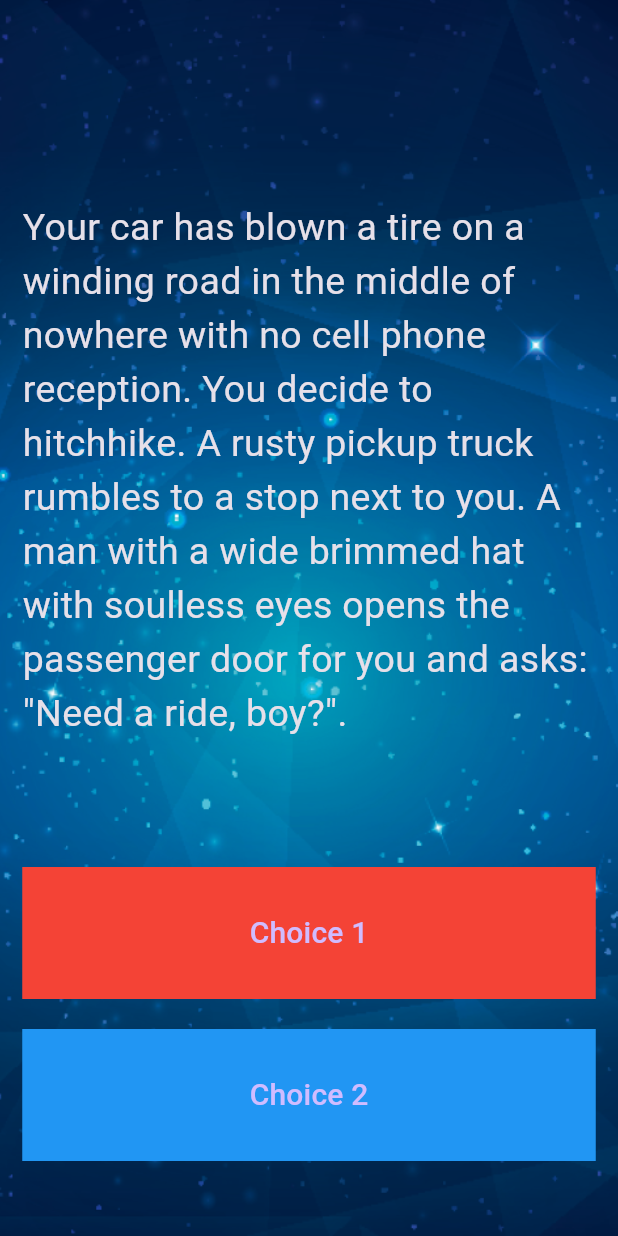
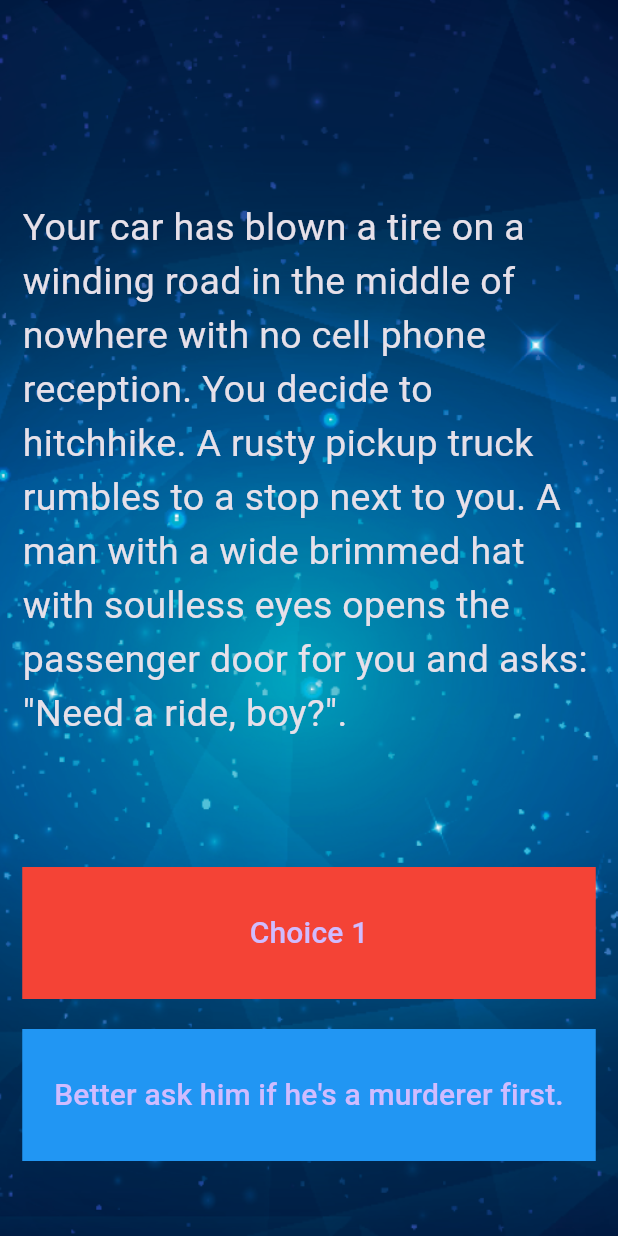
Before and after one commit to yonathanavila/destini_flutter, a Flutter app: the screen it shows after launch, on a phone screen of 412 x 824 dp. Run offline on Flutter 3.47's test engine with Material 3 defaults, Android fonts, the phone set to English and light mode, and no system bars.

Commit message:
update: remove warnings

```diff
--- a/lib/main.dart
+++ b/lib/main.dart
@@ -1,23 +1,27 @@
 import 'package:destini_flutter/story_brain.dart';
 import 'package:flutter/material.dart';
 
-//TODO: Step 15 - Run the app and see if you can see the screen update with the first story. Delete this TODO if it looks as you expected.
-
-void main() => runApp(Destini());
+void main() => runApp(const Destini());
 
 class Destini extends StatelessWidget {
+  const Destini({super.key});
+
+  @override
   Widget build(BuildContext context) {
     return MaterialApp(
       theme: ThemeData.dark(),
-      home: StoryPage(),
+      home: const StoryPage(),
     );
   }
 }
 
-StoryBrain _storyBrain = new StoryBrain();
+StoryBrain _storyBrain = StoryBrain();
 
 class StoryPage extends StatefulWidget {
-  _StoryPageState createState() => _StoryPageState();
+  const StoryPage({super.key});
+
+  @override
+  State<StoryPage> createState() => _StoryPageState();
 }
 
 class _StoryPageState extends State<StoryPage> {
@@ -92,10 +96,9 @@ class _StoryPageState extends State<StoryPage> {
                     ),
                     backgroundColor: MaterialStateProperty.all(Colors.blue),
                   ),
-                  child: const Text(
-                    //TODO: Step 14 - Use the storyBrain to get the text for choice 2.
-                    'Choice 2',
-                    style: TextStyle(
+                  child: Text(
+                    _storyBrain.getChoice2(0),
+                    style: const TextStyle(
                       fontSize: 20.0,
                     ),
                   ),
```
